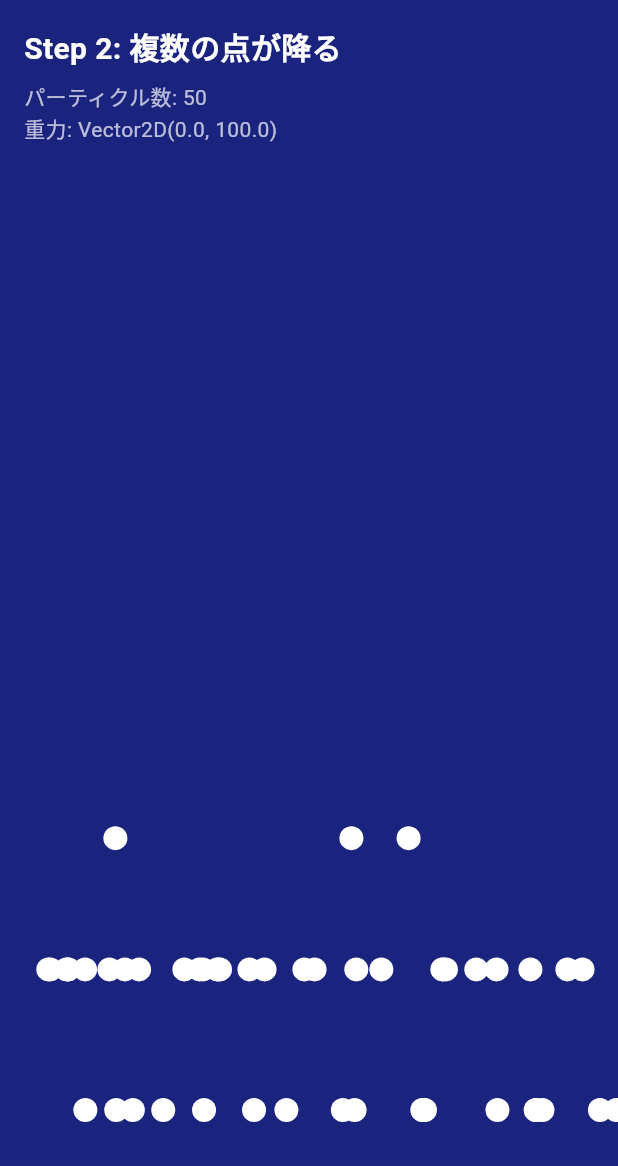
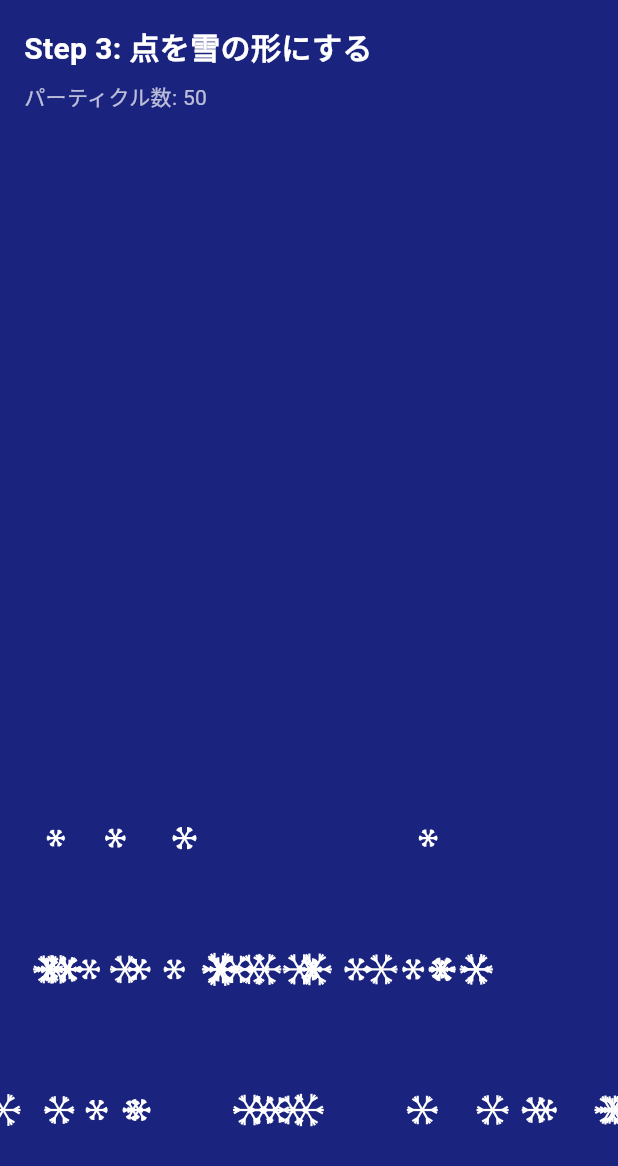
Before and after one commit to kouki2000/physics_splash_demo, a Flutter app: the screen it shows after launch, on a phone screen of 412 x 824 dp. Shown: the top 1166 px of the screen. Run offline on Flutter 3.47's test engine with Material 3 defaults, Android fonts, the phone set to English and light mode, and no system bars.

Commit message:
Step 3: 複数の雪が落ちる物理演算

```diff
--- a/lib/main.dart
+++ b/lib/main.dart
@@ -1,4 +1,5 @@
 import 'package:flutter/material.dart';
+import 'package:physics_splash_demo/core/snow_particle.dart';
 import 'dart:math';
 import 'core/vector2d.dart';
 import 'core/simple_particle.dart';
@@ -17,7 +18,7 @@
       title: 'Physics Splash Demo',
       debugShowCheckedModeBanner: false,
       theme: ThemeData(primarySwatch: Colors.blue, useMaterial3: true),
-      home: const Step2Screen(),
+      home: const Step3Screen(),
     );
   }
 }
@@ -137,6 +138,113 @@
   }
 }
 
+class Step3Screen extends StatefulWidget {
+  const Step3Screen({Key? key}) : super(key: key);
+
+  @override
+  State<Step3Screen> createState() => _Step3ScreenState();
+}
+
+class _Step3ScreenState extends State<Step3Screen>
+    with SingleTickerProviderStateMixin {
+  late AnimationController _controller;
+  late PhysicsEngine _engine;
+  DateTime _lastTime = DateTime.now();
+  final Random _random = Random();
+  bool _initialized = false;
+
+  @override
+  void initState() {
+    super.initState();
+
+    _engine = PhysicsEngine(gravity: Vector2D(0, 100));
+
+    _controller = AnimationController(
+      vsync: this,
+      duration: const Duration(days: 1),
+    )..addListener(_onFrame);
+
+    _controller.repeat();
+  }
+
+  @override
+  void didChangeDependencies() {
+    super.didChangeDependencies();
+
+    if (!_initialized) {
+      for (int i = 0; i < 50; i++) {
+        _addRandomSnowParticle();
+      }
+      _initialized = true;
+    }
+  }
+
+  /// ランダムな位置に雪のパーティクルを追加
+  void _addRandomSnowParticle() {
+    final screenWidth = MediaQuery.of(context).size.width;
+    final particle = SnowParticle(
+      position: Vector2D(
+        _random.nextDouble() * screenWidth,
+        _random.nextDouble() * -200,
+      ),
+      size: 6 + _random.nextDouble() * 6, // 6〜12のランダムなサイズ
+    );
+    _engine.addParticle(particle);
+  }
+
+  void _onFrame() {
+    final now = DateTime.now();
+    final dt = now.difference(_lastTime).inMicroseconds / 1000000.0;
+    _lastTime = now;
+
+    setState(() {
+      final screenSize = MediaQuery.of(context).size;
+      _engine.update(dt, screenSize);
+    });
+  }
+
+  @override
+  void dispose() {
+    _controller.dispose();
+    super.dispose();
+  }
+
+  @override
+  Widget build(BuildContext context) {
+    return Scaffold(
+      backgroundColor: const Color(0xFF1A237E),
+      body: Stack(
+        children: [
+          CustomPaint(painter: EnginePainter(_engine), size: Size.infinite),
+          SafeArea(
+            child: Padding(
+              padding: const EdgeInsets.all(16.0),
+              child: Column(
+                crossAxisAlignment: CrossAxisAlignment.start,
+                children: [
+                  const Text(
+                    'Step 3: 点を雪の形にする',
+                    style: TextStyle(
+                      color: Colors.white,
+                      fontSize: 20,
+                      fontWeight: FontWeight.bold,
+                    ),
+                  ),
+                  const SizedBox(height: 8),
+                  Text(
+                    'パーティクル数: ${_engine.particleCount}',
+                    style: const TextStyle(color: Colors.white70, fontSize: 14),
+                  ),
+                ],
+              ),
+            ),
+          ),
+        ],
+      ),
+    );
+  }
+}
+
 /// PhysicsEngineを描画するPainter
 class EnginePainter extends CustomPainter {
   final PhysicsEngine engine;
```
Also changed, not shown: lib/core/snow_particle.dart (added, +56 -0 lines).
